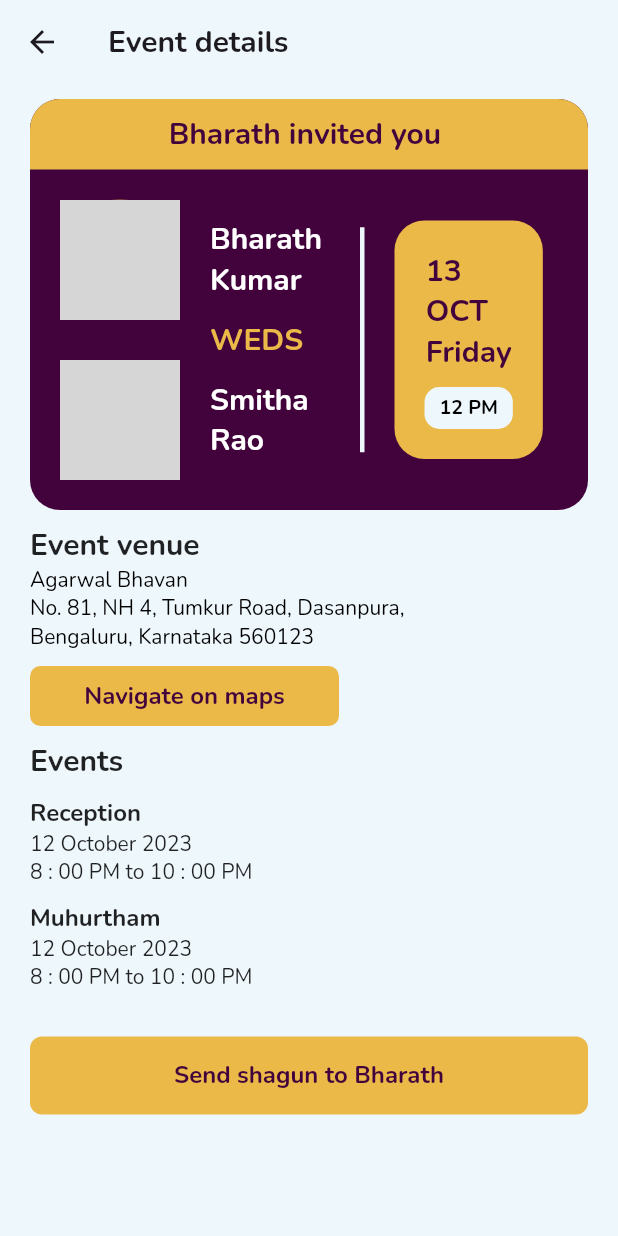
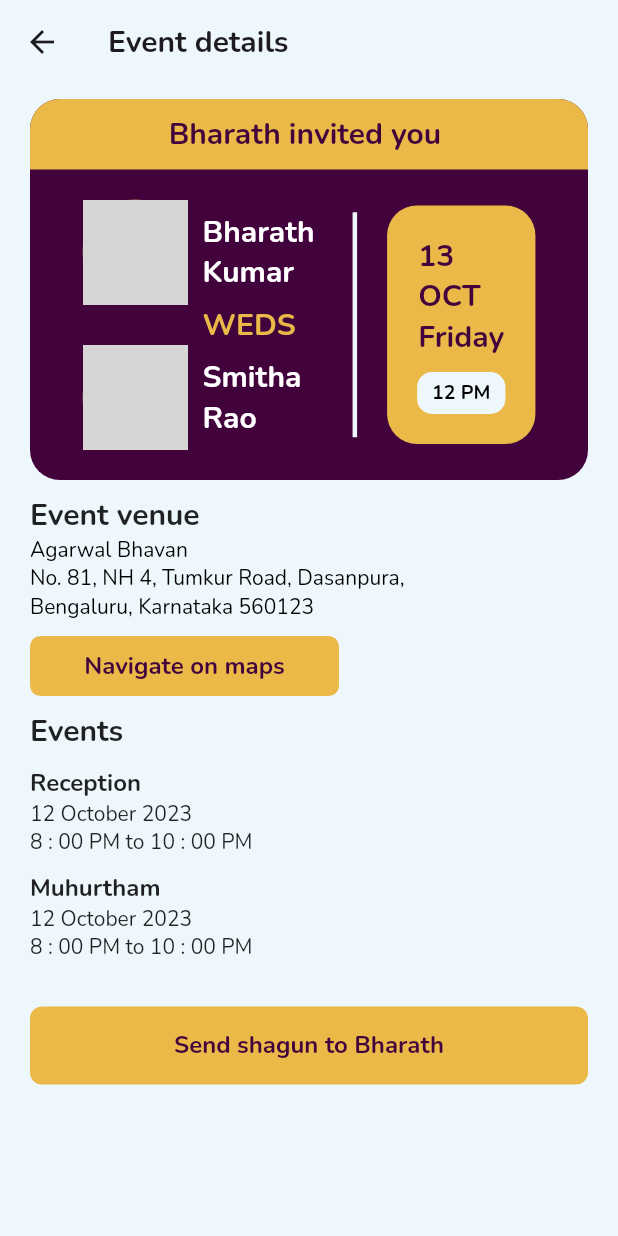
Before and after one commit to Dilip-VCNR/shagun_flutter, a Flutter app: the EventDetails screen opened directly with empty values, on a phone screen of 412 x 824 dp. Run offline on Flutter 3.47's test engine with Material 2 defaults, Android fonts, the phone set to English and light mode, and no system bars; our stand-ins replace country_code_picker, firebase_core, google_fonts, lottie, otp_text_field, salomon_bottom_bar and 5 more; accounts and stored records are empty; network calls fail; grey boxes are pictures that could not be loaded.

Commit message:
ui fixes

```diff
--- a/lib/dashboard/my_events/view/event_details.dart
+++ b/lib/dashboard/my_events/view/event_details.dart
@@ -77,7 +77,7 @@ class _EventDetailsState extends State<EventDetails> {
                   Padding(
                     padding: const EdgeInsets.all(20.0),
                     child: Row(
-                      mainAxisAlignment: MainAxisAlignment.start,
+                      mainAxisAlignment: MainAxisAlignment.center,
                       crossAxisAlignment: CrossAxisAlignment.center,
                       children: [
                         Column(
@@ -85,8 +85,8 @@ class _EventDetailsState extends State<EventDetails> {
                             Row(
                               children: [
                                 Container(
-                                  width: 80,
-                                  height: 80,
+                                  width: 70,
+                                  height: 70,
                                   decoration: const ShapeDecoration(
                                     image: DecorationImage(
                                       image: NetworkImage(
@@ -100,7 +100,7 @@ class _EventDetailsState extends State<EventDetails> {
                                   ),
                                 ),
                                 const SizedBox(
-                                  width: 20,
+                                  width: 10,
                                 ),
                                 const SizedBox(
                                   width: 100,
@@ -118,10 +118,10 @@ class _EventDetailsState extends State<EventDetails> {
                             Row(
                               children: [
                                 Container(
-                                  width: 80,
+                                  width: 70,
                                 ),
                                 const SizedBox(
-                                  width: 20,
+                                  width: 10,
                                 ),
                                 const SizedBox(
                                   width: 100,
@@ -139,8 +139,8 @@ class _EventDetailsState extends State<EventDetails> {
                             Row(
                               children: [
                                 Container(
-                                  width: 80,
-                                  height: 80,
+                                  width: 70,
+                                  height: 70,
                                   decoration: const ShapeDecoration(
                                     image: DecorationImage(
                                       image: NetworkImage(
@@ -154,7 +154,7 @@ class _EventDetailsState extends State<EventDetails> {
                                   ),
                                 ),
                                 const SizedBox(
-                                  width: 20,
+                                  width: 10,
                                 ),
                                 const SizedBox(
                                   width: 100,
```
